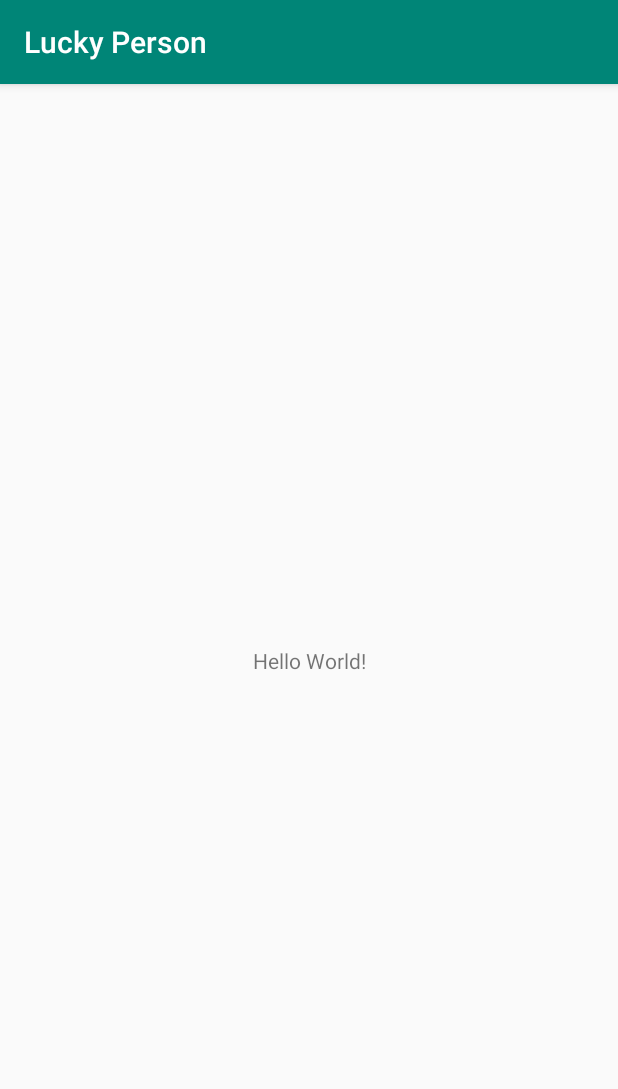
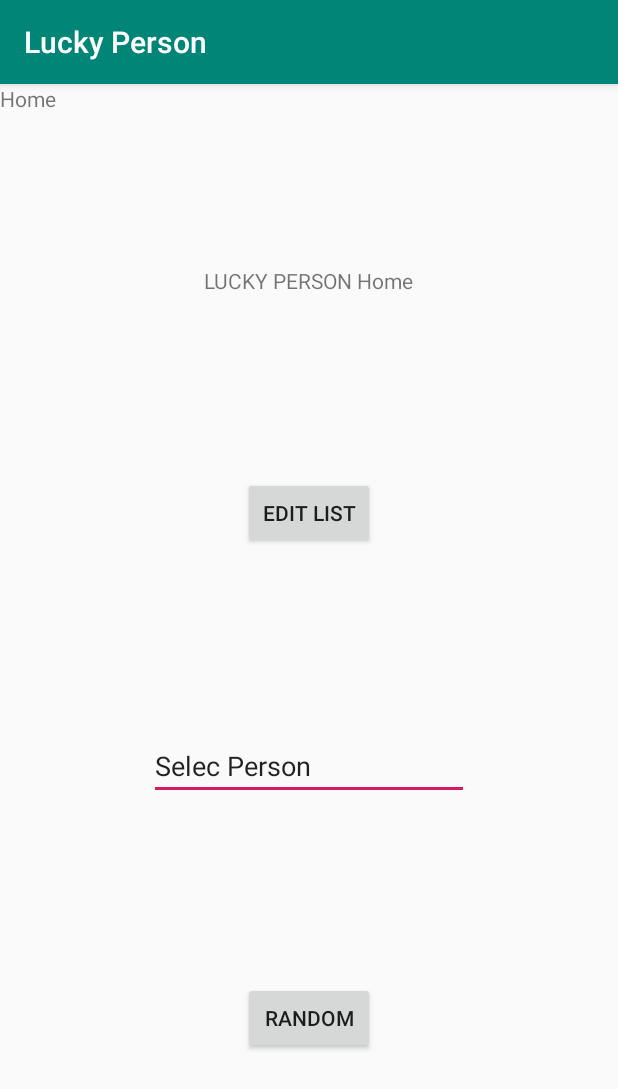
Before and after one commit to tee29909/finalPhon2, an Android app: the screen it shows after launch (MainActivity), on a phone screen of 412 x 824 dp. Shown: the top 1089 px of the screen. Run offline under Robolectric (Android 15) with nearby library versions, the phone set to English and light mode, and no system bars; our stand-ins replace data binding, navigation-ui.

Commit message:
navigation

```diff
--- a/app/src/main/java/buu/informatics/s59160102/luckyperson/MainActivity.kt
+++ b/app/src/main/java/buu/informatics/s59160102/luckyperson/MainActivity.kt
@@ -2,11 +2,21 @@ package buu.informatics.s59160102.luckyperson
 
 import androidx.appcompat.app.AppCompatActivity
 import android.os.Bundle
+import androidx.databinding.DataBindingUtil
+import androidx.navigation.findNavController
+import androidx.navigation.ui.NavigationUI
+import buu.informatics.s59160102.luckyperson.databinding.ActivityMainBinding
 
 class MainActivity : AppCompatActivity() {
-
+    private lateinit var binding: ActivityMainBinding
     override fun onCreate(savedInstanceState: Bundle?) {
         super.onCreate(savedInstanceState)
-        setContentView(R.layout.activity_main)
+        binding = DataBindingUtil.setContentView(this, R.layout.activity_main)
+
+
+
+        val navController = this.findNavController(R.id.myNavHostFragment)
+
+
     }
 }
--- a/app/src/main/java/buu/informatics/s59160102/luckyperson/home.kt
+++ b/app/src/main/java/buu/informatics/s59160102/luckyperson/home.kt
@@ -6,6 +6,9 @@ import androidx.fragment.app.Fragment
 import android.view.LayoutInflater
 import android.view.View
 import android.view.ViewGroup
+import androidx.databinding.DataBindingUtil
+import androidx.navigation.findNavController
+import buu.informatics.s59160102.luckyperson.databinding.FragmentHomeBinding
 
 /**
  * A simple [Fragment] subclass.
@@ -17,7 +20,14 @@ class home : Fragment() {
         savedInstanceState: Bundle?
     ): View? {
         // Inflate the layout for this fragment
-        return inflater.inflate(R.layout.fragment_home, container, false)
+        val binding = DataBindingUtil.inflate<FragmentHomeBinding>(inflater,
+            R.layout.fragment_home,container,false)
+        binding.buttonRandom.setOnClickListener { view -> view.findNavController().navigate(R.id.action_home2_to_random2) }
+        binding.Edit.setOnClickListener { view -> view.findNavController().navigate(R.id.action_home_to_edit2) }
+
+        setHasOptionsMenu(true)
+        return binding.root
+
     }
 
 
--- a/app/src/main/res/layout/activity_main.xml
+++ b/app/src/main/res/layout/activity_main.xml
@@ -1,18 +1,26 @@
 <?xml version="1.0" encoding="utf-8"?>
-<androidx.constraintlayout.widget.ConstraintLayout xmlns:android="http://schemas.android.com/apk/res/android"
+<layout xmlns:android="http://schemas.android.com/apk/res/android"
     xmlns:app="http://schemas.android.com/apk/res-auto"
-    xmlns:tools="http://schemas.android.com/tools"
-    android:layout_width="match_parent"
-    android:layout_height="match_parent"
-    tools:context=".MainActivity">
+    xmlns:tools="http://schemas.android.com/tools">
+    <androidx.constraintlayout.widget.ConstraintLayout
+        android:layout_width="match_parent"
+        android:layout_height="match_parent"
+        tools:context=".MainActivity">
 
-    <TextView
-        android:layout_width="wrap_content"
-        android:layout_height="wrap_content"
-        android:text="Hello World!"
-        app:layout_constraintBottom_toBottomOf="parent"
-        app:layout_constraintLeft_toLeftOf="parent"
-        app:layout_constraintRight_toRightOf="parent"
-        app:layout_constraintTop_toTopOf="parent" />
 
-</androidx.constraintlayout.widget.ConstraintLayout>
+
+
+        <fragment
+            android:id="@+id/myNavHostFragment"
+            android:name="androidx.navigation.fragment.NavHostFragment"
+            android:layout_width="match_parent"
+            android:layout_height="match_parent"
+            app:navGraph="@navigation/navigation"
+            app:defaultNavHost="true"
+            />
+
+
+    </androidx.constraintlayout.widget.ConstraintLayout>
+
+
+</layout>
--- a/app/src/main/res/layout/fragment_about.xml
+++ b/app/src/main/res/layout/fragment_about.xml
@@ -1,7 +1,8 @@
 <?xml version="1.0" encoding="utf-8"?>
-<androidx.constraintlayout.widget.ConstraintLayout xmlns:android="http://schemas.android.com/apk/res/android"
+<layout xmlns:android="http://schemas.android.com/apk/res/android"
     xmlns:app="http://schemas.android.com/apk/res-auto"
-    xmlns:tools="http://schemas.android.com/tools"
+    xmlns:tools="http://schemas.android.com/tools">
+    <androidx.constraintlayout.widget.ConstraintLayout
         android:id="@+id/about"
         android:layout_width="match_parent"
         android:layout_height="match_parent"
@@ -12,10 +13,12 @@
             android:id="@+id/textView"
             android:layout_width="0dp"
             android:layout_height="0dp"
-        android:text="@string/hello_blank_fragment"
+            android:text="About"
             app:layout_constraintBottom_toBottomOf="parent"
             app:layout_constraintEnd_toEndOf="parent"
             app:layout_constraintStart_toStartOf="parent"
             app:layout_constraintTop_toTopOf="parent" />
 
     </androidx.constraintlayout.widget.ConstraintLayout>
+
+</layout>
--- a/app/src/main/res/layout/fragment_add.xml
+++ b/app/src/main/res/layout/fragment_add.xml
@@ -1,7 +1,9 @@
 <?xml version="1.0" encoding="utf-8"?>
-<androidx.constraintlayout.widget.ConstraintLayout xmlns:android="http://schemas.android.com/apk/res/android"
+
+<layout xmlns:android="http://schemas.android.com/apk/res/android"
     xmlns:app="http://schemas.android.com/apk/res-auto"
-    xmlns:tools="http://schemas.android.com/tools"
+    xmlns:tools="http://schemas.android.com/tools">
+    <androidx.constraintlayout.widget.ConstraintLayout
         android:id="@+id/add"
         android:layout_width="match_parent"
         android:layout_height="match_parent"
@@ -12,10 +14,12 @@
             android:id="@+id/textView2"
             android:layout_width="0dp"
             android:layout_height="0dp"
-        android:text="@string/hello_blank_fragment"
+            android:text="Add"
             app:layout_constraintBottom_toBottomOf="parent"
             app:layout_constraintEnd_toEndOf="parent"
             app:layout_constraintStart_toStartOf="parent"
             app:layout_constraintTop_toTopOf="parent" />
 
     </androidx.constraintlayout.widget.ConstraintLayout>
+
+</layout>
--- a/app/src/main/res/layout/fragment_edit.xml
+++ b/app/src/main/res/layout/fragment_edit.xml
@@ -1,7 +1,8 @@
 <?xml version="1.0" encoding="utf-8"?>
-<androidx.constraintlayout.widget.ConstraintLayout xmlns:android="http://schemas.android.com/apk/res/android"
+<layout xmlns:android="http://schemas.android.com/apk/res/android"
     xmlns:app="http://schemas.android.com/apk/res-auto"
-    xmlns:tools="http://schemas.android.com/tools"
+    xmlns:tools="http://schemas.android.com/tools">
+    <androidx.constraintlayout.widget.ConstraintLayout
         android:id="@+id/edit"
         android:layout_width="match_parent"
         android:layout_height="match_parent"
@@ -12,10 +13,12 @@
             android:id="@+id/textView3"
             android:layout_width="0dp"
             android:layout_height="0dp"
-        android:text="@string/hello_blank_fragment"
+            android:text="Edit"
             app:layout_constraintBottom_toBottomOf="parent"
             app:layout_constraintEnd_toEndOf="parent"
             app:layout_constraintStart_toStartOf="parent"
             app:layout_constraintTop_toTopOf="parent" />
 
     </androidx.constraintlayout.widget.ConstraintLayout>
+
+</layout>
--- a/app/src/main/res/layout/fragment_home.xml
+++ b/app/src/main/res/layout/fragment_home.xml
@@ -1,7 +1,8 @@
 <?xml version="1.0" encoding="utf-8"?>
-<androidx.constraintlayout.widget.ConstraintLayout xmlns:android="http://schemas.android.com/apk/res/android"
+<layout xmlns:android="http://schemas.android.com/apk/res/android"
     xmlns:app="http://schemas.android.com/apk/res-auto"
-    xmlns:tools="http://schemas.android.com/tools"
+    xmlns:tools="http://schemas.android.com/tools">
+    <androidx.constraintlayout.widget.ConstraintLayout
         android:id="@+id/home"
         android:layout_width="match_parent"
         android:layout_height="match_parent"
@@ -12,10 +13,53 @@
             android:id="@+id/textView5"
             android:layout_width="0dp"
             android:layout_height="0dp"
-        android:text="@string/hello_blank_fragment"
+            android:text="Home"
             app:layout_constraintBottom_toBottomOf="parent"
             app:layout_constraintEnd_toEndOf="parent"
             app:layout_constraintStart_toStartOf="parent"
             app:layout_constraintTop_toTopOf="parent" />
+        <TextView
+            android:id="@+id/textView"
+            android:layout_width="wrap_content"
+            android:layout_height="wrap_content"
+            android:text="LUCKY PERSON Home"
+            app:layout_constraintBottom_toTopOf="@+id/Edit"
+            app:layout_constraintEnd_toEndOf="parent"
+            app:layout_constraintStart_toStartOf="parent"
+            app:layout_constraintTop_toTopOf="parent" />
+
+        <Button
+            android:id="@+id/Edit"
+            android:layout_width="wrap_content"
+            android:layout_height="wrap_content"
+            android:text="EDIT LIST"
+            app:layout_constraintBottom_toTopOf="@+id/insertNumePerson"
+            app:layout_constraintEnd_toEndOf="parent"
+            app:layout_constraintStart_toStartOf="parent"
+            app:layout_constraintTop_toBottomOf="@+id/textView" />
+
+        <EditText
+            android:id="@+id/insertNumePerson"
+            android:layout_width="wrap_content"
+            android:layout_height="wrap_content"
+            android:ems="10"
+            android:inputType="textPersonName"
+            android:text="Selec Person"
+            app:layout_constraintBottom_toTopOf="@+id/buttonRandom"
+            app:layout_constraintEnd_toEndOf="parent"
+            app:layout_constraintStart_toStartOf="parent"
+            app:layout_constraintTop_toBottomOf="@+id/Edit" />
+
+        <Button
+            android:id="@+id/buttonRandom"
+            android:layout_width="wrap_content"
+            android:layout_height="wrap_content"
+            android:text="Random"
+            app:layout_constraintBottom_toBottomOf="parent"
+            app:layout_constraintEnd_toEndOf="parent"
+            app:layout_constraintStart_toStartOf="parent"
+            app:layout_constraintTop_toBottomOf="@+id/insertNumePerson" />
 
     </androidx.constraintlayout.widget.ConstraintLayout>
+
+</layout>
--- a/app/src/main/res/layout/fragment_random.xml
+++ b/app/src/main/res/layout/fragment_random.xml
@@ -1,7 +1,8 @@
 <?xml version="1.0" encoding="utf-8"?>
-<androidx.constraintlayout.widget.ConstraintLayout xmlns:android="http://schemas.android.com/apk/res/android"
+<layout xmlns:android="http://schemas.android.com/apk/res/android"
     xmlns:app="http://schemas.android.com/apk/res-auto"
-    xmlns:tools="http://schemas.android.com/tools"
+    xmlns:tools="http://schemas.android.com/tools">
+    <androidx.constraintlayout.widget.ConstraintLayout
         android:id="@+id/random"
         android:layout_width="match_parent"
         android:layout_height="match_parent"
@@ -12,10 +13,12 @@
             android:id="@+id/textView4"
             android:layout_width="0dp"
             android:layout_height="0dp"
-        android:text="@string/hello_blank_fragment"
+            android:text="Random"
             app:layout_constraintBottom_toBottomOf="parent"
             app:layout_constraintEnd_toEndOf="parent"
             app:layout_constraintStart_toStartOf="parent"
             app:layout_constraintTop_toTopOf="parent" />
 
     </androidx.constraintlayout.widget.ConstraintLayout>
+
+</layout>
--- /dev/null
+++ b/app/src/main/res/navigation/navigation.xml
@@ -0,0 +1,36 @@
+<?xml version="1.0" encoding="utf-8"?>
+<navigation xmlns:android="http://schemas.android.com/apk/res/android"
+    xmlns:app="http://schemas.android.com/apk/res-auto" android:id="@+id/navigation"
+    app:startDestination="@id/home">
+    <fragment
+        android:id="@+id/home"
+        android:name="buu.informatics.s59160102.luckyperson.home"
+        android:label="home" >
+        <action
+            android:id="@+id/action_home2_to_random2"
+            app:destination="@id/random" />
+        <action
+            android:id="@+id/action_home_to_edit2"
+            app:destination="@id/edit2" />
+    </fragment>
+    <fragment
+        android:id="@+id/random"
+        android:name="buu.informatics.s59160102.luckyperson.random"
+        android:label="random" />
+    <fragment
+        android:id="@+id/edit2"
+        android:name="buu.informatics.s59160102.luckyperson.edit"
+        android:label="edit" >
+        <action
+            android:id="@+id/action_edit2_to_add2"
+            app:destination="@id/add2" />
+    </fragment>
+    <fragment
+        android:id="@+id/add2"
+        android:name="buu.informatics.s59160102.luckyperson.add"
+        android:label="add" />
+    <fragment
+        android:id="@+id/about2"
+        android:name="buu.informatics.s59160102.luckyperson.about"
+        android:label="about" />
+</navigation>
--- a/build.gradle
+++ b/build.gradle
@@ -8,6 +8,9 @@ buildscript {
 
     }
     dependencies {
+
+        def nav_version = "2.1.0"
+        classpath "androidx.navigation:navigation-safe-args-gradle-plugin:$nav_version"
         classpath 'com.android.tools.build:gradle:3.5.2'
         classpath "org.jetbrains.kotlin:kotlin-gradle-plugin:$kotlin_version"
         // NOTE: Do not place your application dependencies here; they belong
```
Also changed, not shown: app/build.gradle (+7 -0 lines). Lines whose indentation alone changed are shown as unchanged.
